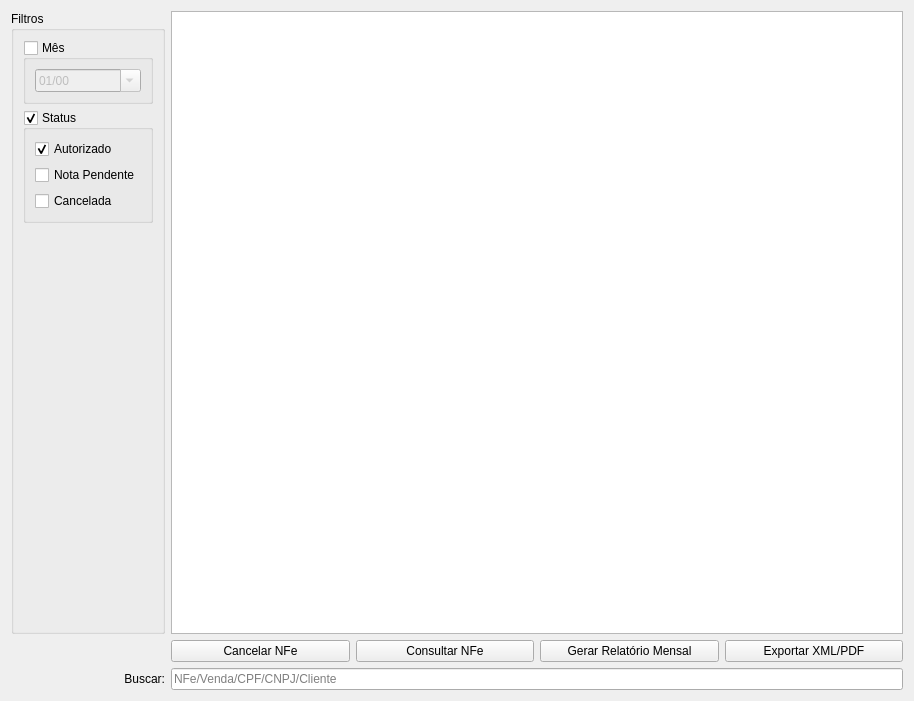
Qt form ui/widgetnfesaida.ui (darktorres/ERP-STACCATO) before a commit.
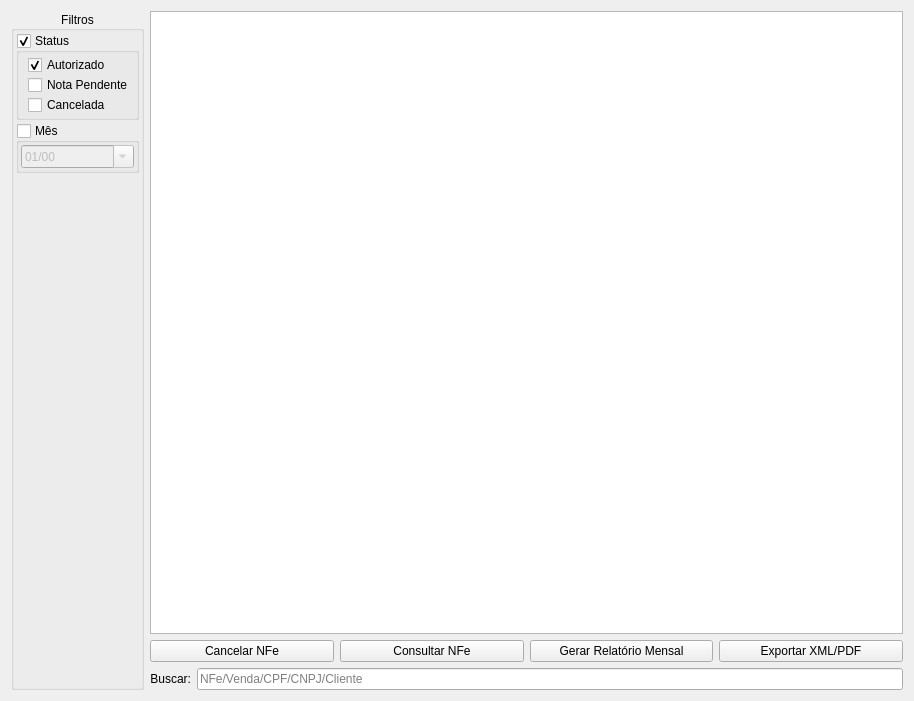
The same form after that commit. Custom widgets are drawn as their Qt base class.

Diff of the .ui file:
```diff
--- a/ui/widgetnfesaida.ui
+++ b/ui/widgetnfesaida.ui
@@ -14,44 +14,89 @@
    <string>Form</string>
   </property>
   <layout class="QGridLayout" name="gridLayout_2">
-   <item row="0" column="0">
+   <item row="1" column="1" colspan="2">
+    <layout class="QGridLayout" name="gridLayout">
+     <item row="0" column="2">
+      <widget class="QPushButton" name="pushButtonRelatorio">
+       <property name="enabled">
+        <bool>true</bool>
+       </property>
+       <property name="text">
+        <string>Gerar Relatório Mensal</string>
+       </property>
+      </widget>
+     </item>
+     <item row="0" column="3">
+      <widget class="QPushButton" name="pushButtonExportar">
+       <property name="text">
+        <string>Exportar XML/PDF</string>
+       </property>
+      </widget>
+     </item>
+     <item row="0" column="0">
+      <widget class="QPushButton" name="pushButtonCancelarNFe">
+       <property name="text">
+        <string>Cancelar NFe</string>
+       </property>
+      </widget>
+     </item>
+     <item row="0" column="1">
+      <widget class="QPushButton" name="pushButtonConsultarNFe">
+       <property name="text">
+        <string>Consultar NFe</string>
+       </property>
+      </widget>
+     </item>
+    </layout>
+   </item>
+   <item row="2" column="1">
+    <widget class="QLabel" name="labelBusca">
+     <property name="enabled">
+      <bool>true</bool>
+     </property>
+     <property name="text">
+      <string>Buscar:</string>
+     </property>
+     <property name="alignment">
+      <set>Qt::AlignRight|Qt::AlignTrailing|Qt::AlignVCenter</set>
+     </property>
+    </widget>
+   </item>
+   <item row="2" column="2">
+    <widget class="QLineEdit" name="lineEditBusca">
+     <property name="enabled">
+      <bool>true</bool>
+     </property>
+     <property name="placeholderText">
+      <string>NFe/Venda/CPF/CNPJ/Cliente</string>
+     </property>
+    </widget>
+   </item>
+   <item row="0" column="0" rowspan="3">
     <widget class="QGroupBox" name="groupBox">
      <property name="title">
       <string>Filtros</string>
      </property>
-     <layout class="QGridLayout" name="gridLayout_3">
-      <item row="0" column="0">
-       <widget class="QGroupBox" name="groupBoxMes">
-        <property name="enabled">
-         <bool>true</bool>
-        </property>
-        <property name="title">
-         <string>Mês</string>
-        </property>
-        <property name="checkable">
-         <bool>true</bool>
-        </property>
-        <property name="checked">
-         <bool>false</bool>
-        </property>
-        <layout class="QGridLayout" name="gridLayout_5">
-         <item row="0" column="0">
-          <widget class="QDateEdit" name="dateEdit">
-           <property name="currentSection">
-            <enum>QDateTimeEdit::MonthSection</enum>
-           </property>
-           <property name="displayFormat">
-            <string>MM/yy</string>
-           </property>
-           <property name="calendarPopup">
-            <bool>true</bool>
-           </property>
-          </widget>
-         </item>
-        </layout>
-       </widget>
-      </item>
-      <item row="2" column="0">
+     <property name="alignment">
+      <set>Qt::AlignCenter</set>
+     </property>
+     <layout class="QVBoxLayout" name="verticalLayout">
+      <property name="spacing">
+       <number>3</number>
+      </property>
+      <property name="leftMargin">
+       <number>2</number>
+      </property>
+      <property name="topMargin">
+       <number>2</number>
+      </property>
+      <property name="rightMargin">
+       <number>2</number>
+      </property>
+      <property name="bottomMargin">
+       <number>2</number>
+      </property>
+      <item>
        <widget class="QGroupBox" name="groupBoxStatus">
         <property name="title">
          <string>Status</string>
@@ -63,6 +108,18 @@
          <bool>true</bool>
         </property>
         <layout class="QGridLayout" name="gridLayout_40">
+         <property name="topMargin">
+          <number>2</number>
+         </property>
+         <property name="rightMargin">
+          <number>2</number>
+         </property>
+         <property name="bottomMargin">
+          <number>2</number>
+         </property>
+         <property name="spacing">
+          <number>0</number>
+         </property>
          <item row="0" column="0">
           <widget class="QCheckBox" name="checkBoxAutorizado">
            <property name="enabled">
@@ -105,15 +162,61 @@
         </layout>
        </widget>
       </item>
-      <item row="3" column="0">
+      <item>
+       <widget class="QGroupBox" name="groupBoxMes">
+        <property name="enabled">
+         <bool>true</bool>
+        </property>
+        <property name="title">
+         <string>Mês</string>
+        </property>
+        <property name="checkable">
+         <bool>true</bool>
+        </property>
+        <property name="checked">
+         <bool>false</bool>
+        </property>
+        <layout class="QGridLayout" name="gridLayout_5">
+         <property name="leftMargin">
+          <number>2</number>
+         </property>
+         <property name="topMargin">
+          <number>2</number>
+         </property>
+         <property name="rightMargin">
+          <number>2</number>
+         </property>
+         <property name="bottomMargin">
+          <number>2</number>
+         </property>
+         <property name="spacing">
+          <number>0</number>
+         </property>
+         <item row="0" column="0">
+          <widget class="QDateEdit" name="dateEdit">
+           <property name="currentSection">
+            <enum>QDateTimeEdit::MonthSection</enum>
+           </property>
+           <property name="displayFormat">
+            <string>MM/yy</string>
+           </property>
+           <property name="calendarPopup">
+            <bool>true</bool>
+           </property>
+          </widget>
+         </item>
+        </layout>
+       </widget>
+      </item>
+      <item>
        <spacer name="verticalSpacer">
         <property name="orientation">
          <enum>Qt::Vertical</enum>
         </property>
         <property name="sizeHint" stdset="0">
          <size>
-          <width>20</width>
-          <height>40</height>
+          <width>0</width>
+          <height>0</height>
          </size>
         </property>
        </spacer>
@@ -121,52 +224,7 @@
      </layout>
     </widget>
    </item>
-   <item row="1" column="1">
-    <layout class="QGridLayout" name="gridLayout">
-     <item row="0" column="2">
-      <widget class="QPushButton" name="pushButtonRelatorio">
-       <property name="enabled">
-        <bool>true</bool>
-       </property>
-       <property name="text">
-        <string>Gerar Relatório Mensal</string>
-       </property>
-      </widget>
-     </item>
-     <item row="0" column="3">
-      <widget class="QPushButton" name="pushButtonExportar">
-       <property name="text">
-        <string>Exportar XML/PDF</string>
-       </property>
-      </widget>
-     </item>
-     <item row="0" column="0">
-      <widget class="QPushButton" name="pushButtonCancelarNFe">
-       <property name="text">
-        <string>Cancelar NFe</string>
-       </property>
-      </widget>
-     </item>
-     <item row="0" column="1">
-      <widget class="QPushButton" name="pushButtonConsultarNFe">
-       <property name="text">
-        <string>Consultar NFe</string>
-       </property>
-      </widget>
-     </item>
-    </layout>
-   </item>
-   <item row="2" column="1">
-    <widget class="QLineEdit" name="lineEditBusca">
-     <property name="enabled">
-      <bool>true</bool>
-     </property>
-     <property name="placeholderText">
-      <string>NFe/Venda/CPF/CNPJ/Cliente</string>
-     </property>
-    </widget>
-   </item>
-   <item row="0" column="1">
+   <item row="0" column="1" colspan="2">
     <widget class="TableView" name="table">
      <property name="mouseTracking">
       <bool>true</bool>
@@ -182,19 +240,6 @@
      </property>
     </widget>
    </item>
-   <item row="2" column="0">
-    <widget class="QLabel" name="labelBusca">
-     <property name="enabled">
-      <bool>true</bool>
-     </property>
-     <property name="text">
-      <string>Buscar:</string>
-     </property>
-     <property name="alignment">
-      <set>Qt::AlignRight|Qt::AlignTrailing|Qt::AlignVCenter</set>
-     </property>
-    </widget>
-   </item>
   </layout>
  </widget>
  <customwidgets>
```
Left out of the diff: 1 changed line with no effect on the pictures.
